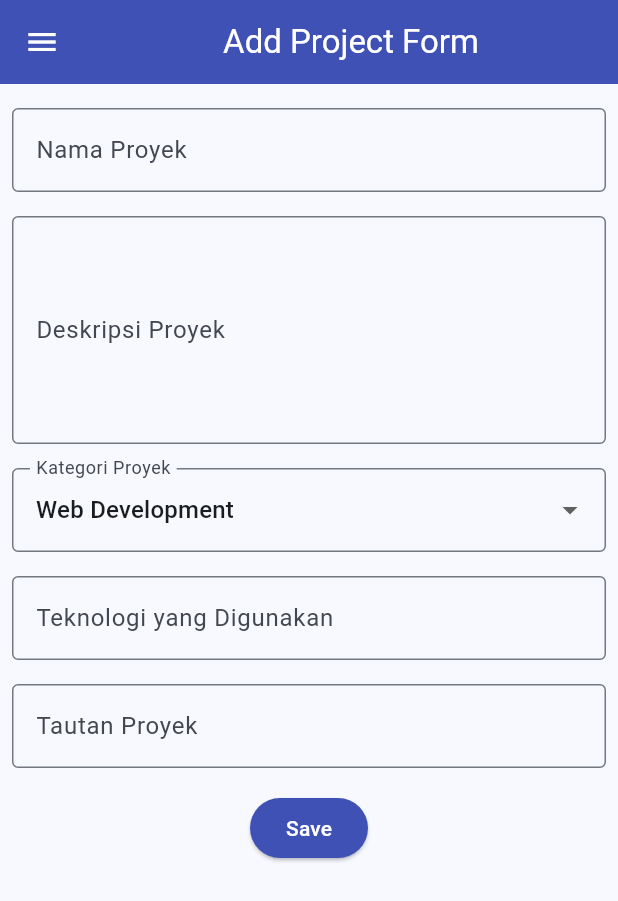
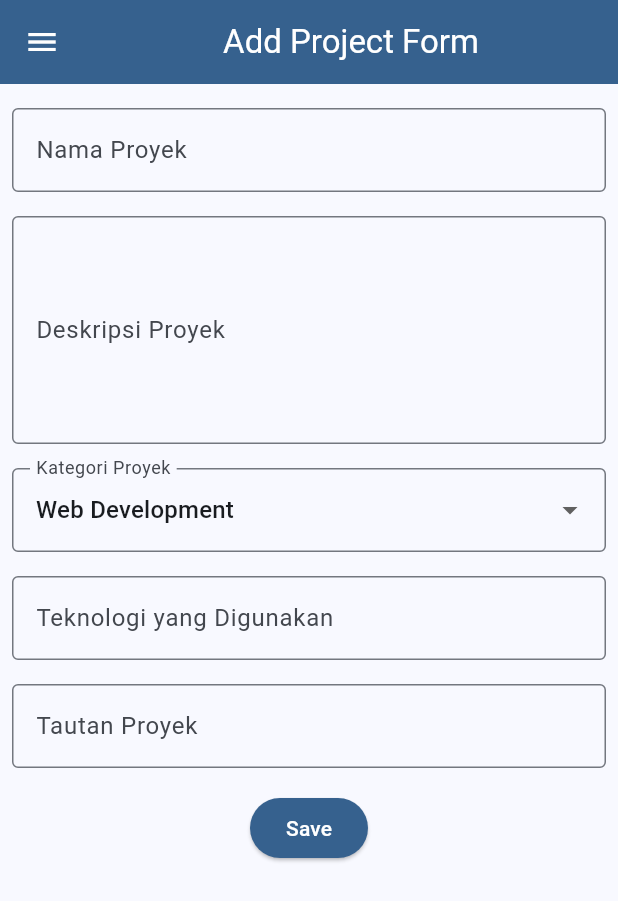
Before and after one commit to fannylaa/myportofolio_mobile, a Flutter app: the screen it shows after launch, in the side drawer, after a tap on "Add Project", on a phone screen of 412 x 824 dp. Shown: the top 901 px of the screen. Run offline on Flutter 3.47's test engine with Material 3 defaults, Android fonts, the phone set to English and light mode, and no system bars; our stand-ins replace material_ui.

Commit message:
style: align project form with app theme

```diff
--- a/lib/screens/project_form.dart
+++ b/lib/screens/project_form.dart
@@ -67,11 +67,13 @@ class _ProjectFormPageState extends State<ProjectFormPage> {
 
   @override
   Widget build(BuildContext context) {
+    final colorScheme = Theme.of(context).colorScheme;
+
     return Scaffold(
       appBar: AppBar(
         title: const Center(child: Text('Add Project Form')),
-        backgroundColor: Colors.indigo,
-        foregroundColor: Colors.white,
+        backgroundColor: colorScheme.primary,
+        foregroundColor: colorScheme.onPrimary,
       ),
       drawer: const LeftDrawer(),
       body: Form(
@@ -166,8 +168,8 @@ class _ProjectFormPageState extends State<ProjectFormPage> {
                   padding: const EdgeInsets.all(8),
                   child: ElevatedButton(
                     style: ElevatedButton.styleFrom(
-                      backgroundColor: Colors.indigo,
-                      foregroundColor: Colors.white,
+                      backgroundColor: colorScheme.primary,
+                      foregroundColor: colorScheme.onPrimary,
                     ),
                     onPressed: () {
                       if (_formKey.currentState?.validate() ?? false) {
```
